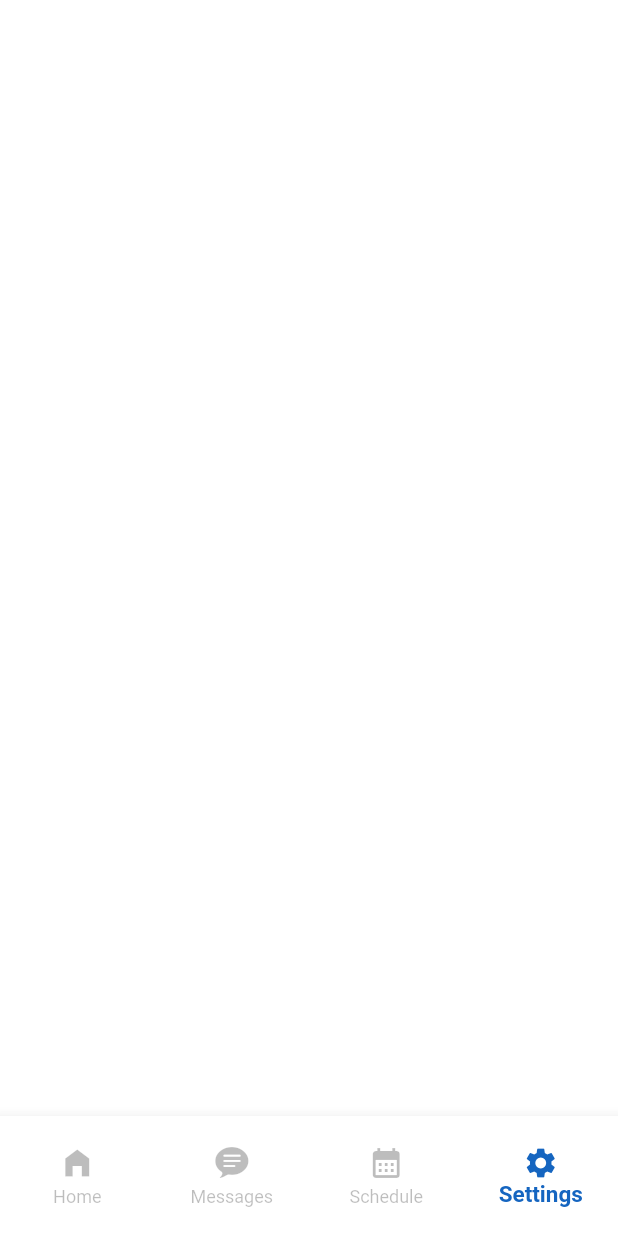
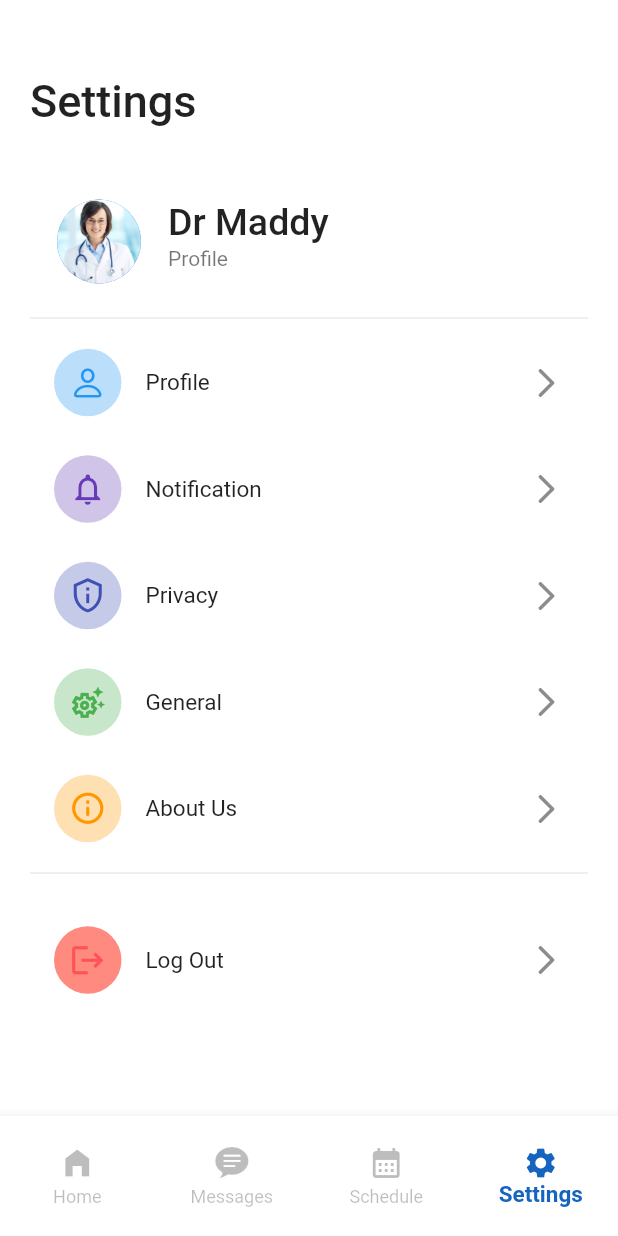
Before and after one commit to jiggy606/Hospital, a Flutter app: the NavBarRoots screen opened directly, on a phone screen of 412 x 824 dp. Run offline on Flutter 3.47's test engine with Material 2 defaults, Android fonts, the phone set to English and light mode, and no system bars.

Commit message:
settings page done

```diff
--- a/lib/screens/settings_screen.dart
+++ b/lib/screens/settings_screen.dart
@@ -1,3 +1,4 @@
+import 'package:flutter/cupertino.dart';
 import 'package:flutter/material.dart';
 
 class SettingsScreen extends StatelessWidget {
@@ -5,6 +6,188 @@
 
   @override
   Widget build(BuildContext context) {
-    return Container();
+    return SingleChildScrollView(
+      child: Padding(
+        padding: EdgeInsets.only(top: 50, left: 20, right: 20),
+        child: Column(
+          crossAxisAlignment: CrossAxisAlignment.start,
+          children: [
+            Text(
+              "Settings",
+              style: TextStyle(
+                fontSize: 30,
+                fontWeight: FontWeight.w500,
+              ),
+            ),
+            SizedBox(height: 40,),
+
+            ListTile(
+              leading: CircleAvatar(
+                radius: 30,
+                backgroundImage: AssetImage("images/doctor1.jpg"),
+              ),
+              title: Text(
+                "Dr Maddy",
+                style: TextStyle(
+                  fontWeight: FontWeight.w500,
+                  fontSize: 25,
+                ),
+              ),
+              subtitle: Text(
+                "Profile"
+              ),
+            ),
+            Divider(height: 30,),
+            ListTile(
+              onTap: (){},
+              leading: Container(
+                padding: EdgeInsets.all(10),
+                decoration: BoxDecoration(
+                  color: Colors.blue.shade100,
+                  shape: BoxShape.circle,
+                ),
+                child: Icon(
+                  CupertinoIcons.person,
+                  color: Colors.blue,
+                  size: 25,
+                ),
+              ),
+              title: Text(
+                "Profile",
+                style: TextStyle(
+                  fontWeight:FontWeight.w400,
+                  fontSize: 15
+                ),
+              ),
+              trailing: Icon(
+                Icons.arrow_forward_ios_rounded,
+              ),
+            ),
+            SizedBox(height: 15,),
+            ListTile(
+              onTap: () {},
+              leading: Container(
+                padding: EdgeInsets.all(10),
+                decoration: BoxDecoration(
+                  color: Colors.deepPurple.shade100,
+                  shape: BoxShape.circle,
+                ),
+                child: Icon(
+                  Icons.notifications_none_outlined,
+                  color: Colors.deepPurple,
+                  size: 25,
+                ),
+              ),
+              title: Text(
+                "Notification",
+                style: TextStyle(fontWeight: FontWeight.w400, fontSize: 15),
+              ),
+              trailing: Icon(
+                Icons.arrow_forward_ios_rounded,
+              ),
+            ),
+            SizedBox(
+              height: 15,
+            ),
+            ListTile(
+              onTap: () {},
+              leading: Container(
+                padding: EdgeInsets.all(10),
+                decoration: BoxDecoration(
+                  color: Colors.indigo.shade100,
+                  shape: BoxShape.circle,
+                ),
+                child: Icon(
+                  Icons.privacy_tip_outlined,
+                  color: Colors.indigo,
+                  size: 25,
+                ),
+              ),
+              title: Text(
+                "Privacy",
+                style: TextStyle(fontWeight: FontWeight.w400, fontSize: 15),
+              ),
+              trailing: Icon(
+                Icons.arrow_forward_ios_rounded,
+              ),
+            ),
+            SizedBox(
+              height: 15,
+            ),
+            ListTile(
+              onTap: () {},
+              leading: Container(
+                padding: EdgeInsets.all(10),
+                decoration: BoxDecoration(
+                  color: Colors.green.shade100,
+                  shape: BoxShape.circle,
+                ),
+                child: Icon(
+                  Icons.settings_suggest_outlined,
+                  color: Colors.green,
+                  size: 25,
+                ),
+              ),
+              title: Text(
+                "General",
+                style: TextStyle(fontWeight: FontWeight.w400, fontSize: 15),
+              ),
+              trailing: Icon(
+                Icons.arrow_forward_ios_rounded,
+              ),
+            ),
+            SizedBox(
+              height: 15,
+            ),
+            ListTile(
+              onTap: () {},
+              leading: Container(
+                padding: EdgeInsets.all(10),
+                decoration: BoxDecoration(
+                  color: Colors.orange.shade100,
+                  shape: BoxShape.circle,
+                ),
+                child: Icon(
+                  Icons.info_outline_rounded,
+                  color: Colors.orange,
+                  size: 25,
+                ),
+              ),
+              title: Text(
+                "About Us",
+                style: TextStyle(fontWeight: FontWeight.w400, fontSize: 15),
+              ),
+              trailing: Icon(
+                Icons.arrow_forward_ios_rounded,
+              ),
+            ),
+            Divider(height: 30,),
+            SizedBox(height: 15,),
+            ListTile(
+              onTap: () {},
+              leading: Container(
+                padding: EdgeInsets.all(10),
+                decoration: BoxDecoration(
+                  color: Colors.redAccent.shade100,
+                  shape: BoxShape.circle,
+                ),
+                child: Icon(
+                  Icons.logout,
+                  color: Colors.redAccent,
+                  size: 25,
+                ),
+              ),
+              title: Text(
+                "Log Out",
+                style: TextStyle(fontWeight: FontWeight.w400, fontSize: 15 ),
+              ),
+              trailing: Icon(
+                Icons.arrow_forward_ios_rounded,
+              ),
+            ),
+          ],
+        ),
+      ),
+    );
   }
 }
```
